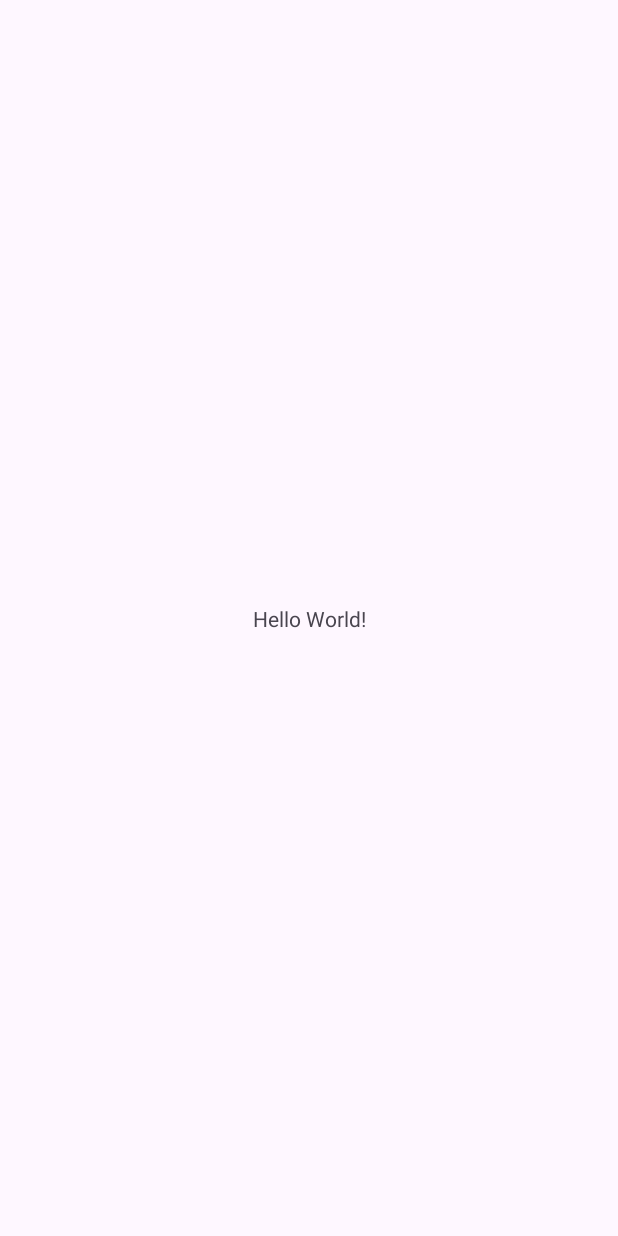
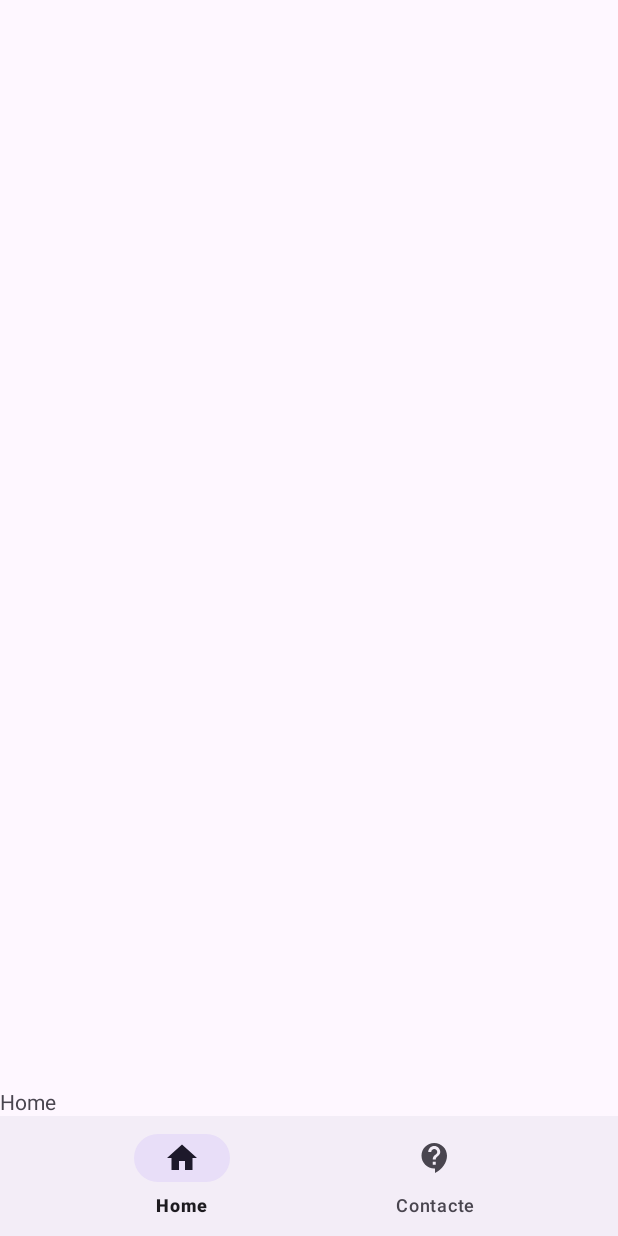
Before and after one commit to alexramosesp/FireBase_Alex_Ramos, an Android app: the screen it shows after launch (MainActivity), on a phone screen of 412 x 824 dp. Before the commit the screen is almost empty. Run offline under Robolectric (Android 15) with nearby library versions, the phone set to English and light mode, and no system bars; our stand-ins replace navigation-ui.

Commit message:
Fragments Basics

```diff
--- /dev/null
+++ b/app/src/main/java/com/alexramos/examen_alex_ramos/HomeFragment.kt
@@ -0,0 +1,59 @@
+package com.alexramos.examen_alex_ramos
+
+import android.os.Bundle
+import androidx.fragment.app.Fragment
+import android.view.LayoutInflater
+import android.view.View
+import android.view.ViewGroup
+
+// TODO: Rename parameter arguments, choose names that match
+// the fragment initialization parameters, e.g. ARG_ITEM_NUMBER
+private const val ARG_PARAM1 = "param1"
+private const val ARG_PARAM2 = "param2"
+
+/**
+ * A simple [Fragment] subclass.
+ * Use the [HomeFragment.newInstance] factory method to
+ * create an instance of this fragment.
+ */
+class HomeFragment : Fragment() {
+    // TODO: Rename and change types of parameters
+    private var param1: String? = null
+    private var param2: String? = null
+
+    override fun onCreate(savedInstanceState: Bundle?) {
+        super.onCreate(savedInstanceState)
+        arguments?.let {
+            param1 = it.getString(ARG_PARAM1)
+            param2 = it.getString(ARG_PARAM2)
+        }
+    }
+
+    override fun onCreateView(
+        inflater: LayoutInflater, container: ViewGroup?,
+        savedInstanceState: Bundle?
+    ): View? {
+        // Inflate the layout for this fragment
+        return inflater.inflate(R.layout.fragment_home, container, false)
+    }
+
+    companion object {
+        /**
+         * Use this factory method to create a new instance of
+         * this fragment using the provided parameters.
+         *
+         * @param param1 Parameter 1.
+         * @param param2 Parameter 2.
+         * @return A new instance of fragment HomeFragment.
+         */
+        // TODO: Rename and change types and number of parameters
+        @JvmStatic
+        fun newInstance(param1: String, param2: String) =
+            HomeFragment().apply {
+                arguments = Bundle().apply {
+                    putString(ARG_PARAM1, param1)
+                    putString(ARG_PARAM2, param2)
+                }
+            }
+    }
+}
--- a/app/src/main/java/com/alexramos/examen_alex_ramos/MainActivity.kt
+++ b/app/src/main/java/com/alexramos/examen_alex_ramos/MainActivity.kt
@@ -5,16 +5,20 @@ import androidx.activity.enableEdgeToEdge
 import androidx.appcompat.app.AppCompatActivity
 import androidx.core.view.ViewCompat
 import androidx.core.view.WindowInsetsCompat
+import androidx.navigation.fragment.NavHostFragment
+import androidx.navigation.ui.setupWithNavController
+import com.google.android.material.bottomnavigation.BottomNavigationView
 
 class MainActivity : AppCompatActivity() {
     override fun onCreate(savedInstanceState: Bundle?) {
         super.onCreate(savedInstanceState)
-        enableEdgeToEdge()
         setContentView(R.layout.activity_main)
-        ViewCompat.setOnApplyWindowInsetsListener(findViewById(R.id.main)) { v, insets ->
-            val systemBars = insets.getInsets(WindowInsetsCompat.Type.systemBars())
-            v.setPadding(systemBars.left, systemBars.top, systemBars.right, systemBars.bottom)
-            insets
-        }
+        val bottomNavigationView = findViewById<BottomNavigationView>(R.id.bottomNavigationView)
+        val navHostFragment = supportFragmentManager.findFragmentById(R.id.navHostFragment) as NavHostFragment
+        val navController = navHostFragment.navController
+
+        bottomNavigationView.setupWithNavController(navController)
+
+
     }
 }
--- /dev/null
+++ b/app/src/main/res/drawable/contacte.xml
@@ -0,0 +1,5 @@
+<vector xmlns:android="http://schemas.android.com/apk/res/android" android:autoMirrored="true" android:height="24dp" android:tint="#000000" android:viewportHeight="24" android:viewportWidth="24" android:width="24dp">
+
+    <path android:fillColor="@android:color/white" android:pathData="M11.5,2C6.81,2 3,5.81 3,10.5S6.81,19 11.5,19h0.5v3c4.86,-2.34 8,-7 8,-11.5C20,5.81 16.19,2 11.5,2zM12.5,16.5h-2v-2h2v2zM12.5,13h-2c0,-3.25 3,-3 3,-5 0,-1.1 -0.9,-2 -2,-2s-2,0.9 -2,2h-2c0,-2.21 1.79,-4 4,-4s4,1.79 4,4c0,2.5 -3,2.75 -3,5z"/>
+
+</vector>
--- /dev/null
+++ b/app/src/main/res/drawable/home.xml
@@ -0,0 +1,5 @@
+<vector xmlns:android="http://schemas.android.com/apk/res/android" android:height="24dp" android:tint="#000000" android:viewportHeight="24" android:viewportWidth="24" android:width="24dp">
+
+    <path android:fillColor="@android:color/white" android:pathData="M10,20v-6h4v6h5v-8h3L12,3 2,12h3v8z"/>
+
+</vector>
--- a/app/src/main/res/layout/activity_main.xml
+++ b/app/src/main/res/layout/activity_main.xml
@@ -1,19 +1,33 @@
-<?xml version="1.0" encoding="utf-8"?>
-<androidx.constraintlayout.widget.ConstraintLayout xmlns:android="http://schemas.android.com/apk/res/android"
+<androidx.drawerlayout.widget.DrawerLayout
+    xmlns:android="http://schemas.android.com/apk/res/android"
     xmlns:app="http://schemas.android.com/apk/res-auto"
     xmlns:tools="http://schemas.android.com/tools"
-    android:id="@+id/main"
+    android:id="@+id/drawerLayout"
     android:layout_width="match_parent"
     android:layout_height="match_parent"
-    tools:context=".MainActivity">
+    tools:openDrawer="start">
 
-    <TextView
-        android:layout_width="wrap_content"
-        android:layout_height="wrap_content"
-        android:text="Hello World!"
-        app:layout_constraintBottom_toBottomOf="parent"
-        app:layout_constraintEnd_toEndOf="parent"
-        app:layout_constraintStart_toStartOf="parent"
-        app:layout_constraintTop_toTopOf="parent" />
+    <!-- Contenedor principal -->
+    <androidx.constraintlayout.widget.ConstraintLayout
+        android:layout_width="match_parent"
+        android:layout_height="match_parent">
 
-</androidx.constraintlayout.widget.ConstraintLayout>
+        <!-- FragmentContainerView -->
+        <androidx.fragment.app.FragmentContainerView
+            android:id="@+id/navHostFragment"
+            android:name="androidx.navigation.fragment.NavHostFragment"
+            android:layout_width="match_parent"
+            android:layout_height="0dp"
+            app:navGraph="@navigation/navigation"
+            app:defaultNavHost="true"
+            app:layout_constraintBottom_toTopOf="@id/bottomNavigationView" />
+
+        <!-- BottomNavigationView -->
+        <com.google.android.material.bottomnavigation.BottomNavigationView
+            android:id="@+id/bottomNavigationView"
+            android:layout_width="match_parent"
+            android:layout_height="wrap_content"
+            app:menu="@menu/bottom_nav_menu"
+            app:layout_constraintBottom_toBottomOf="parent" />
+    </androidx.constraintlayout.widget.ConstraintLayout>
+</androidx.drawerlayout.widget.DrawerLayout>
--- /dev/null
+++ b/app/src/main/res/layout/fragment_home.xml
@@ -0,0 +1,14 @@
+<?xml version="1.0" encoding="utf-8"?>
+<FrameLayout xmlns:android="http://schemas.android.com/apk/res/android"
+    xmlns:tools="http://schemas.android.com/tools"
+    android:layout_width="match_parent"
+    android:layout_height="match_parent"
+    tools:context=".HomeFragment">
+
+    <!-- TODO: Update blank fragment layout -->
+    <TextView
+        android:layout_width="match_parent"
+        android:layout_height="match_parent"
+        android:text="Home" />
+
+</FrameLayout>
--- /dev/null
+++ b/app/src/main/res/menu/bottom_nav_menu.xml
@@ -0,0 +1,12 @@
+<?xml version="1.0" encoding="utf-8"?>
+<menu xmlns:android="http://schemas.android.com/apk/res/android">
+    <item
+        android:id="@+id/homeFragment"
+        android:icon="@drawable/home"
+        android:title="@string/home" />
+    <item
+        android:id="@+id/contacteFragment"
+        android:icon="@drawable/contacte"
+        android:title="@string/contacte" />
+
+</menu>
--- /dev/null
+++ b/app/src/main/res/navigation/navigation.xml
@@ -0,0 +1,43 @@
+<?xml version="1.0" encoding="utf-8"?>
+<navigation xmlns:android="http://schemas.android.com/apk/res/android"
+    xmlns:app="http://schemas.android.com/apk/res-auto"
+    xmlns:tools="http://schemas.android.com/tools"
+    android:id="@+id/navigation"
+    app:startDestination="@id/homeFragment">
+
+    <fragment
+        android:id="@+id/homeFragment"
+        android:name="com.alexramos.examen_alex_ramos.HomeFragment"
+        android:label="fragment_home"
+        tools:layout="@layout/fragment_home" >
+        <action
+            android:id="@+id/action_homeFragment_to_afegirMobleFragment"
+            app:destination="@id/afegirMobleFragment" />
+        <action
+            android:id="@+id/action_homeFragment_to_llistarMobleFragment"
+            app:destination="@id/llistarMobleFragment" />
+    </fragment>
+    <fragment
+        android:id="@+id/afegirMobleFragment"
+        android:name="com.alexramos.examen_alex_ramos.AfegirMobleFragment"
+        android:label="fragment_afegir_moble"
+        tools:layout="@layout/fragment_afegir_moble" >
+        <action
+            android:id="@+id/action_afegirMobleFragment_to_homeFragment"
+            app:destination="@id/homeFragment" />
+    </fragment>
+    <fragment
+        android:id="@+id/llistarMobleFragment"
+        android:name="com.alexramos.examen_alex_ramos.LlistarMobleFragment"
+        android:label="fragment_llistar_moble"
+        tools:layout="@layout/fragment_llistar_moble" >
+        <action
+            android:id="@+id/action_llistarMobleFragment_to_homeFragment"
+            app:destination="@id/homeFragment" />
+    </fragment>
+    <fragment
+        android:id="@+id/contacteFragment"
+        android:name="com.alexramos.examen_alex_ramos.ContacteFragment"
+        android:label="fragment_contacte"
+        tools:layout="@layout/fragment_contacte" />
+</navigation>
--- a/app/src/main/res/values/strings.xml
+++ b/app/src/main/res/values/strings.xml
@@ -1,3 +1,7 @@
 <resources>
     <string name="app_name">Examen_Alex_Ramos</string>
+    <!-- TODO: Remove or change this placeholder text -->
+    <string name="hello_blank_fragment">Hello blank fragment</string>
+    <string name="home">Home</string>
+    <string name="contacte">Contacte</string>
 </resources>
```
Also changed, not shown: app/build.gradle.kts (+15 -1 lines), app/src/main/java/com/alexramos/examen_alex_ramos/AfegirMobleFragment.kt (added, +59 -0 lines), app/src/main/java/com/alexramos/examen_alex_ramos/ContacteFragment.kt (added, +59 -0 lines), app/src/main/java/com/alexramos/examen_alex_ramos/LlistarMobleFragment.kt (added, +59 -0 lines), app/src/main/res/layout/fragment_afegir_moble.xml (added, +14 -0 lines), app/src/main/res/layout/fragment_contacte.xml (added, +14 -0 lines), app/src/main/res/layout/fragment_llistar_moble.xml (added, +14 -0 lines).
